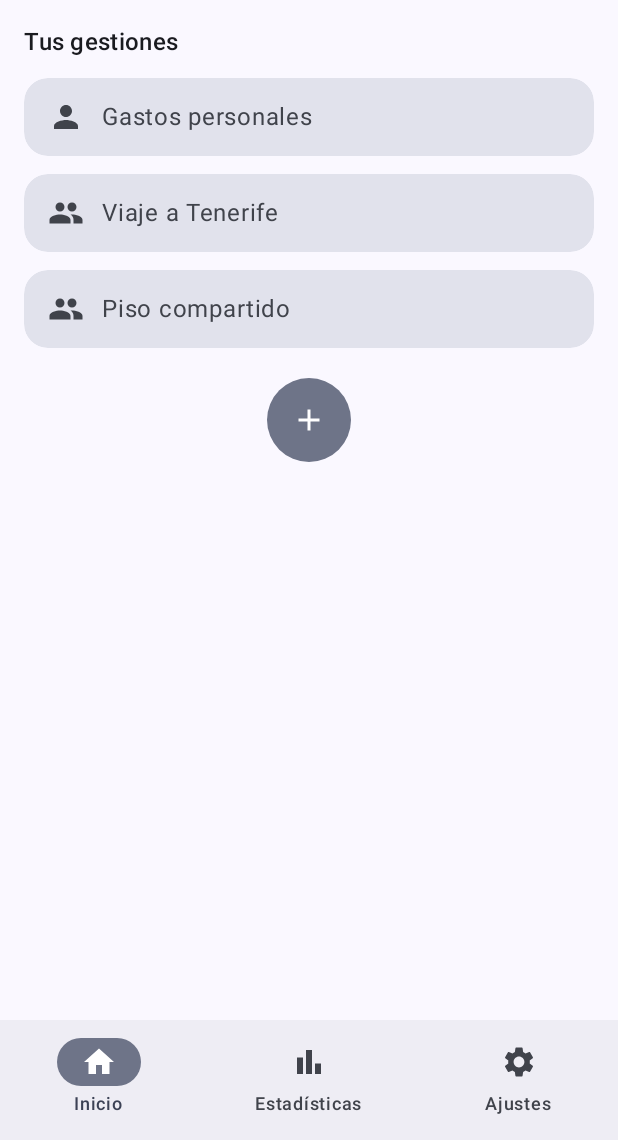
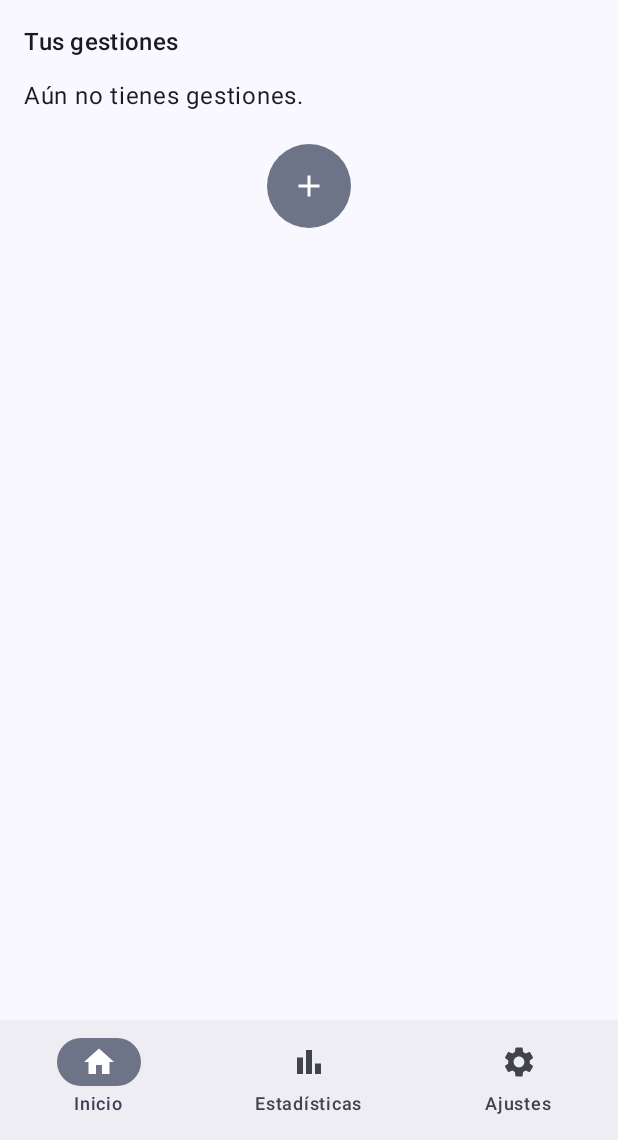
Before and after one commit to IsmaelYanes/PocketSplit, an Android app built with Jetpack Compose: the screen it shows after launch (MainActivity), after a tap on "Continuar", on a phone screen of 412 x 824 dp, the part 96-1236 px from its top. Run offline under Robolectric (Android 15) with nearby library versions, the phone set to English and light mode, and no system bars; our stand-ins replace Room's generated code.

Commit message:
feat(home): Las finanzas ahora se muestran desde la base de datos con HomeViewModel

```diff
--- a/app/build.gradle.kts
+++ b/app/build.gradle.kts
@@ -44,11 +44,14 @@ dependencies {
     // Versiones estables compatibles con API 35 y AGP 8.7.0
     implementation("androidx.core:core-ktx:1.15.0")
     implementation("androidx.lifecycle:lifecycle-runtime-ktx:2.8.7")
+    implementation("androidx.lifecycle:lifecycle-viewmodel-compose:2.8.7")
+    implementation("androidx.lifecycle:lifecycle-runtime-compose:2.8.7")
     implementation("androidx.activity:activity-compose:1.9.3")
     implementation(platform("androidx.compose:compose-bom:2024.10.01"))
     implementation("androidx.compose.ui:ui")
     implementation("androidx.compose.ui:ui-graphics")
     implementation("androidx.compose.ui:ui-tooling-preview")
+    debugImplementation("androidx.compose.ui:ui-tooling")
     implementation("androidx.compose.material3:material3")
     implementation("androidx.compose.material:material-icons-extended")
 
--- a/app/src/main/java/com/develop/pocketsplit/model/Finance.kt
+++ b/app/src/main/java/com/develop/pocketsplit/model/Finance.kt
@@ -2,13 +2,12 @@ package com.develop.pocketsplit.model
 
 import androidx.room.Entity
 import androidx.room.PrimaryKey
-import java.time.LocalDate
 import java.util.UUID
 
 @Entity(tableName = "finances")
 data class Finance(
     @PrimaryKey val id: String = UUID.randomUUID().toString(),
     val name: String,
-    val isGroup: Boolean,
+    val isGroup: Boolean = false,
     val createdAt: Long = System.currentTimeMillis()
 )
--- a/app/src/main/java/com/develop/pocketsplit/ui/screen/Homescreen.kt
+++ b/app/src/main/java/com/develop/pocketsplit/ui/screen/Homescreen.kt
@@ -14,49 +14,53 @@ import androidx.compose.foundation.lazy.LazyColumn
 import androidx.compose.foundation.lazy.items
 import androidx.compose.foundation.shape.RoundedCornerShape
 import androidx.compose.material.icons.Icons
+import androidx.compose.material.icons.filled.AccountBalanceWallet
 import androidx.compose.material.icons.filled.Add
-import androidx.compose.material.icons.filled.AccountBalanceWallet
 import androidx.compose.material.icons.filled.Group
 import androidx.compose.material.icons.filled.Person
+import androidx.compose.material3.CircularProgressIndicator
 import androidx.compose.material3.FilledTonalIconButton
 import androidx.compose.material3.Icon
 import androidx.compose.material3.MaterialTheme
 import androidx.compose.material3.Surface
 import androidx.compose.material3.Text
 import androidx.compose.runtime.Composable
+import androidx.compose.runtime.getValue
 import androidx.compose.ui.Alignment
 import androidx.compose.ui.Modifier
 import androidx.compose.ui.res.stringResource
 import androidx.compose.ui.tooling.preview.Preview
 import androidx.compose.ui.unit.dp
+import androidx.lifecycle.compose.collectAsStateWithLifecycle
+import androidx.lifecycle.viewmodel.compose.viewModel
 import com.develop.pocketsplit.R
+import com.develop.pocketsplit.model.Finance
 import com.develop.pocketsplit.ui.components.RoundedListItem
 import com.develop.pocketsplit.ui.theme.PocketSplitTheme
+import com.develop.pocketsplit.ui.viewmodel.HomeUiState
+import com.develop.pocketsplit.ui.viewmodel.HomeViewModel
 
-// Mover a ui/screen/home/HomeUiState.kt cuando se cree el ViewModel.
-data class HomeItem(val id: String, val title: String, val isGroup: Boolean)
-
-data class HomeUiState(val items: List<HomeItem> = emptyList()) {
-    companion object {
-        /** Creamos gestiones de ejemplo */
-        fun preview() = HomeUiState(
-            items = listOf(
-                HomeItem("personal", "Gastos personales", isGroup = false),
-                HomeItem("g1", "Viaje a Tenerife", isGroup = true),
-                HomeItem("g2", "Piso compartido", isGroup = true)
-            )
-        )
-    }
-}
-
-/** PLANTILLA: Pantalla de Inicio */
 @Composable
 fun HomeScreen(
     modifier: Modifier = Modifier,
-    state: HomeUiState = HomeUiState.preview(),
-    onItemClick: (HomeItem) -> Unit = {},
-    onAddClick: () -> Unit = {},
-    onNavigateToFinance: () -> Unit = {},
+    viewModel: HomeViewModel = viewModel(),
+    onNavigateToFinance: () -> Unit = {}
+) {
+    val state by viewModel.uiState.collectAsStateWithLifecycle()
+    HomeContent(
+        modifier = modifier,
+        state = state,
+        onFinanceClick = { onNavigateToFinance() },
+        onAddClick = { }
+    )
+}
+
+@Composable
+fun HomeContent(
+    state: HomeUiState,
+    onFinanceClick: (Finance) -> Unit,
+    onAddClick: () -> Unit,
+    modifier: Modifier = Modifier
 ) {
     Column(
         modifier = modifier
@@ -95,15 +99,28 @@ fun HomeScreen(
         )
         Spacer(Modifier.height(12.dp))
 
+        if (state.isLoading) {
+            Box(
+                modifier = Modifier
+                    .fillMaxWidth()
+                    .padding(24.dp),
+                contentAlignment = Alignment.Center
+            ) {
+                CircularProgressIndicator()
+            }
+        } else {
             LazyColumn(
                 modifier = Modifier.fillMaxSize(),
                 verticalArrangement = Arrangement.spacedBy(12.dp)
             ) {
-            items(state.items, key = { it.id }) { item ->
+                if (state.finances.isEmpty()) {
+                    item { Text(stringResource(R.string.home_empty)) }
+                }
+                items(state.finances, key = { it.id }) { finance ->
                     RoundedListItem(
-                    text = item.title,
-                    icon = if (item.isGroup) Icons.Default.Group else Icons.Default.Person,
-                    onClick = onNavigateToFinance
+                        text = finance.name,
+                        icon = if (finance.isGroup) Icons.Default.Group else Icons.Default.Person,
+                        onClick = { onFinanceClick(finance) }
                     )
                 }
                 // Botón "+" debajo de la lista, como en el mockup
@@ -128,9 +145,22 @@ fun HomeScreen(
             }
         }
     }
+}
 
 @Preview(showBackground = true)
 @Composable
 private fun HomeScreenPreview() {
-    PocketSplitTheme { HomeScreen() }
+    PocketSplitTheme {
+        HomeContent(
+            state = HomeUiState(
+                finances = listOf(
+                    Finance(name = "Gastos personales"),
+                    Finance(name = "Viaje a Tenerife", isGroup = true)
+                ),
+                isLoading = false
+            ),
+            onFinanceClick = {},
+            onAddClick = {}
+        )
     }
+}
--- /dev/null
+++ b/app/src/main/java/com/develop/pocketsplit/ui/viewmodel/HomeUiState.kt
@@ -0,0 +1,8 @@
+package com.develop.pocketsplit.ui.viewmodel
+
+import com.develop.pocketsplit.model.Finance
+
+data class HomeUiState(
+    val finances: List<Finance> = emptyList(),
+    val isLoading: Boolean = true
+)
--- /dev/null
+++ b/app/src/main/java/com/develop/pocketsplit/ui/viewmodel/HomeViewModel.kt
@@ -0,0 +1,27 @@
+package com.develop.pocketsplit.ui.viewmodel
+
+import android.app.Application
+import androidx.lifecycle.AndroidViewModel
+import androidx.lifecycle.viewModelScope
+import com.develop.pocketsplit.data.local.PocketSplitDatabase
+import com.develop.pocketsplit.data.repository.FinanceRepository
+import kotlinx.coroutines.flow.SharingStarted
+import kotlinx.coroutines.flow.StateFlow
+import kotlinx.coroutines.flow.map
+import kotlinx.coroutines.flow.stateIn
+import kotlinx.coroutines.launch
+
+class HomeViewModel(application: Application) : AndroidViewModel(application) {
+
+    private val repository =
+        FinanceRepository(PocketSplitDatabase.getInstance(application))
+
+    val uiState: StateFlow<HomeUiState> = repository.observeFinances()
+        .map { HomeUiState(finances = it, isLoading = false) }
+        .stateIn(viewModelScope, SharingStarted.WhileSubscribed(5_000), HomeUiState())
+
+    fun addFinance(name: String, isGroup: Boolean) {
+        if (name.isBlank()) return
+        viewModelScope.launch { repository.addFinance(name, isGroup) }
+    }
+}
--- a/app/src/main/res/values/strings.xml
+++ b/app/src/main/res/values/strings.xml
@@ -11,6 +11,7 @@
     <!-- Pantalla de inicio -->
     <string name="home_subtitle">Tus gestiones</string>
     <string name="home_add">Añadir gestión</string>
+    <string name="home_empty">Aún no tienes gestiones.</string>
 
     <!-- Navegación inferior -->
     <string name="navigation_home">Inicio</string>
```
Lines whose indentation alone changed are shown as unchanged.
